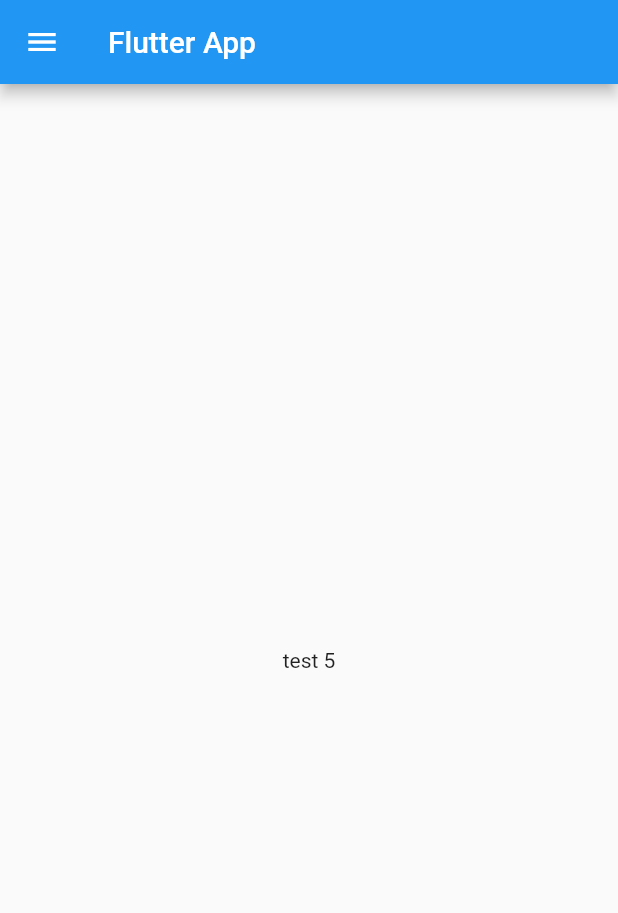
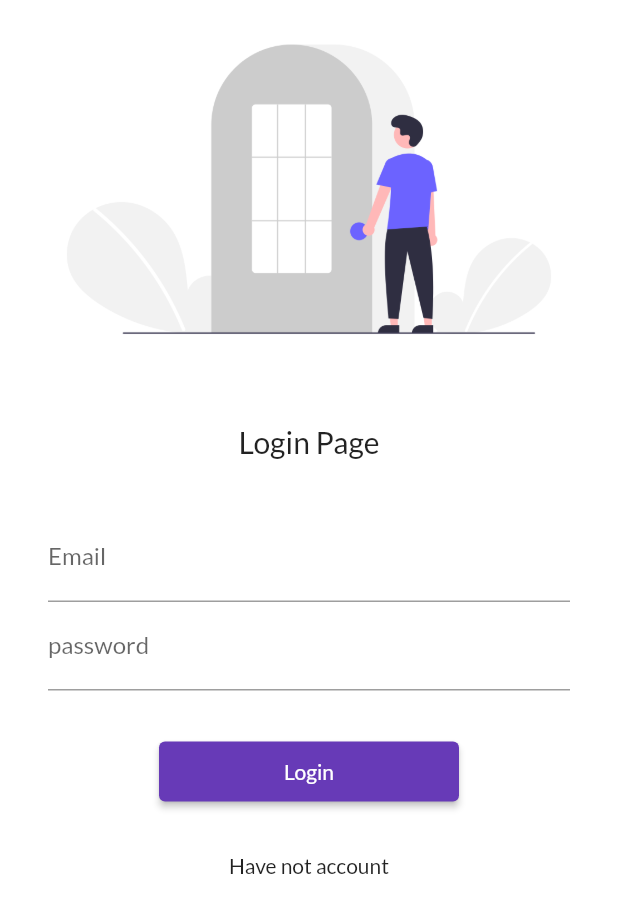
Before and after one commit to Haroon555/Login_Signup_Flutter, a Flutter app: the screen it shows after launch, on a phone screen of 412 x 824 dp. Shown: the top 913 px of the screen. Run offline on Flutter 3.47's test engine with Material 2 defaults, Android fonts, the phone set to English and light mode, and no system bars; our stand-ins replace google_fonts.

Commit message:
Signup pages

```diff
--- /dev/null
+++ b/lib/New_Pages/login_page.dart
@@ -0,0 +1,41 @@
+import 'package:flutter/material.dart';
+import 'package:flutter_application_/Utils/routes.dart';
+
+class LoginPage extends StatelessWidget {
+
+  @override
+  Widget build(BuildContext context) {
+      return Material(color: Colors.white,child: Column(
+        children: [Image.asset("assets/images/login_new.png", fit: BoxFit.cover,),
+        SizedBox(height: 30,),
+        Text("Login Page", style: TextStyle(fontSize: 20),),
+        SizedBox(height: 20,),
+        Padding(padding: const EdgeInsets.symmetric(vertical: 16.0, horizontal: 32.0), child:
+        Column(
+          children: [
+        TextFormField(decoration: InputDecoration(hintText: "Please enter your email here",
+        labelText: "Email"),),
+        TextFormField(obscureText: true,decoration: InputDecoration(hintText: "password",
+        labelText: "password"),),
+        SizedBox(height: 30,),
+        ElevatedButton(onPressed: (){
+            print("RedLine Techhnologies");
+            Navigator.pushNamed(context, RoutesClass.mainRoute);
+        }, child: Text("Login"), style: TextButton.styleFrom(minimumSize: Size(200, 40)),),
+        SizedBox(height: 30,),
+        InkWell(child: Text("Have not account"),
+        onTap: (){
+          Navigator.pushNamed(context, RoutesClass.signupRoute);
+        },)
+          ],
+        ),
+
+        ),
+
+
+        ],
+        ),
+
+);
+  }
+}
--- /dev/null
+++ b/lib/Utils/routes.dart
@@ -0,0 +1,5 @@
+class RoutesClass{
+  static String mainRoute = "/home_page";
+    static String signupRoute = "/signup_page";
+
+}
--- a/lib/main.dart
+++ b/lib/main.dart
@@ -1,5 +1,9 @@
 import 'package:flutter/material.dart';
-import 'package:flutter_application_/home_page.dart';
+import 'package:flutter_application_/New_Pages/home_page.dart';
+import 'package:flutter_application_/New_Pages/login_page.dart';
+import 'package:flutter_application_/New_Pages/signup_page.dart';
+import 'package:flutter_application_/Utils/routes.dart';
+import 'package:google_fonts/google_fonts.dart';
 
 void main() {
   runApp(MyApp());
@@ -11,6 +15,12 @@ class MyApp extends StatelessWidget {
   @override
   Widget build(BuildContext context) {
     return MaterialApp(
-      home: MyWidget());
+      themeMode: ThemeMode.light,
+      debugShowCheckedModeBanner: false,
+      theme: ThemeData(primarySwatch: Colors.deepPurple, fontFamily: GoogleFonts.lato().fontFamily),
+      routes: {"/" :(context) => LoginPage(),
+      RoutesClass.mainRoute: (context) => MyWidget(),
+      RoutesClass.signupRoute: (context) => SignUp()},
+    );
   }
 }
--- a/pubspec.yaml
+++ b/pubspec.yaml
@@ -34,6 +34,7 @@ dependencies:
   # The following adds the Cupertino Icons font to your application.
   # Use with the CupertinoIcons class for iOS style icons.
   cupertino_icons: ^1.0.2
+  google_fonts: ^3.0.1
 
 dev_dependencies:
   flutter_test:
@@ -58,8 +59,8 @@ flutter:
   uses-material-design: true
 
   # To add assets to your application, add an assets section, like this:
-  # assets:
-  #   - images/a_dot_burr.jpeg
+  assets:
+    - assets/images/
   #   - images/a_dot_ham.jpeg
 
   # An image asset can refer to one or more resolution-specific "variants", see
```
Also changed, not shown: lib/New_Pages/signup_page.dart (added, +39 -0 lines), assets/images/login.png (added), assets/images/login_new.png (added), assets/images/signup.png (added), lib/New_Pages/home_page.dart (renamed from lib/home_page.dart), pubspec.lock, 7 other files.
